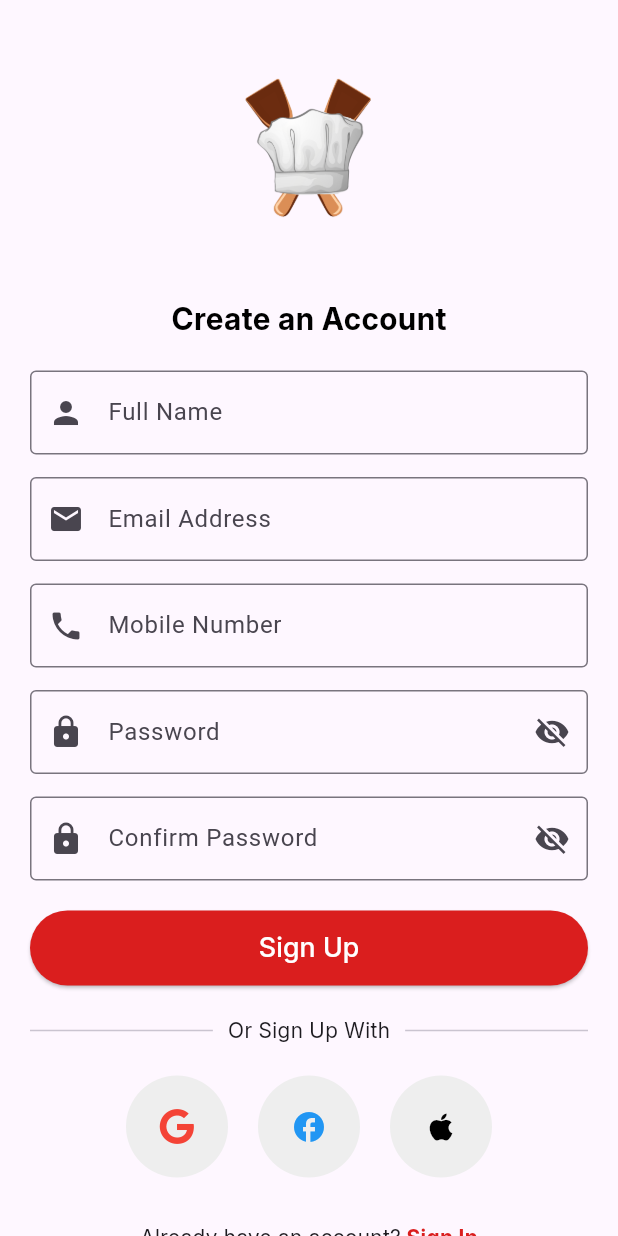
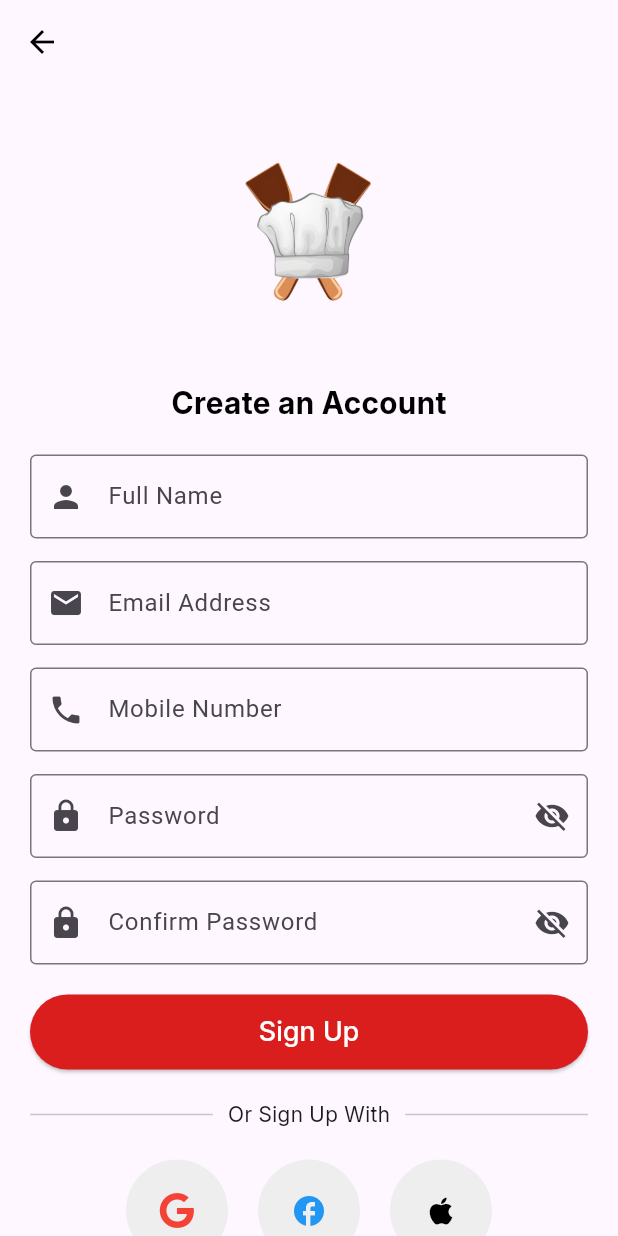
Before and after one commit to funks-dev/funks-kitchen, a Flutter app: the SignUpPage screen opened by its route, on a phone screen of 412 x 824 dp. Run offline on Flutter 3.47's test engine with Material 3 defaults, Android fonts, the phone set to English and light mode, and no system bars; our stand-ins replace firebase_core, flutter_dotenv, flutter_image_compress, font_awesome_flutter, image_picker, qr_flutter and 2 more; accounts and stored records are empty.

Commit message:
fix:fix some bugs at back button, update androidmanifest

```diff
--- a/lib/pages/signin_page.dart
+++ b/lib/pages/signin_page.dart
@@ -125,6 +125,10 @@ class _SignInPageState extends State<SignInPage> {
       appBar: AppBar(
         backgroundColor: Colors.transparent,
         elevation: 0,
+        leading: IconButton(
+          icon: const Icon(Icons.arrow_back, color: Colors.black),
+          onPressed: () => Navigator.of(context).pop(),
+        ),
       ),
       body: SingleChildScrollView(
         child: Padding(
--- a/lib/pages/signup_page.dart
+++ b/lib/pages/signup_page.dart
@@ -155,6 +155,14 @@ class _SignUpPageState extends State<SignUpPage> {
   @override
   Widget build(BuildContext context) {
     return Scaffold(
+      appBar: AppBar(
+        backgroundColor: Colors.transparent,
+        elevation: 0,
+        leading: IconButton(
+          icon: const Icon(Icons.arrow_back, color: Colors.black),
+          onPressed: () => Navigator.of(context).pop(),
+        ),
+      ),
       extendBodyBehindAppBar: false,
       body: SingleChildScrollView(
         child: Padding(
```
Also changed, not shown: lib/components/sidebar.dart (+10 -4 lines), 1 other file.
